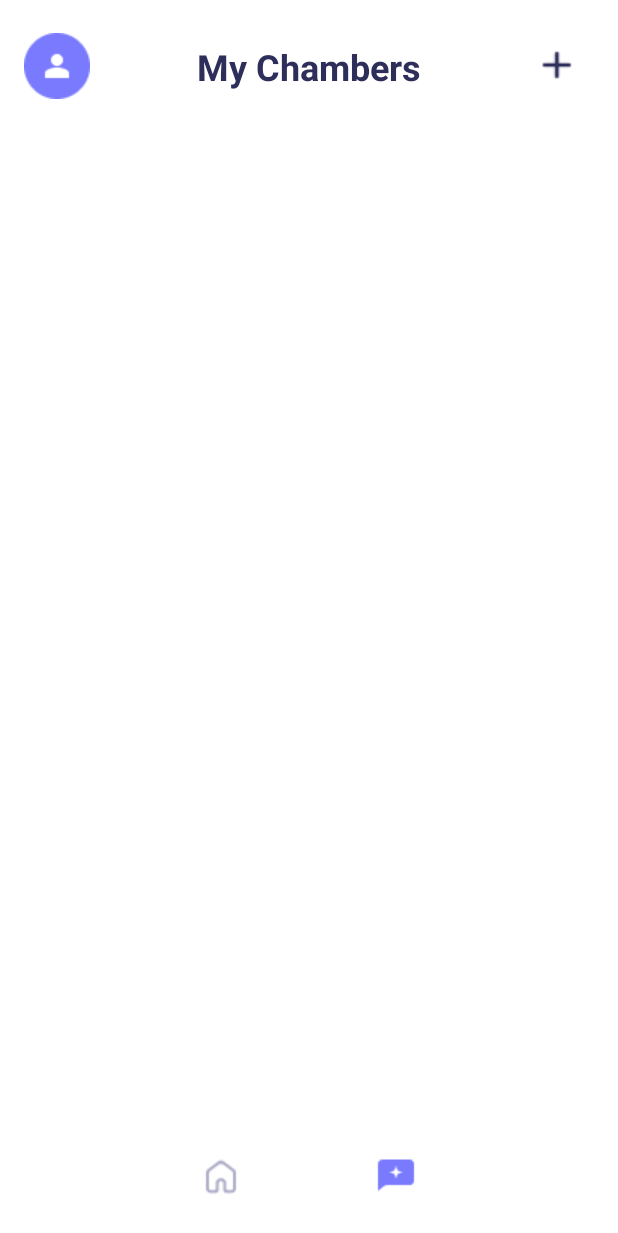
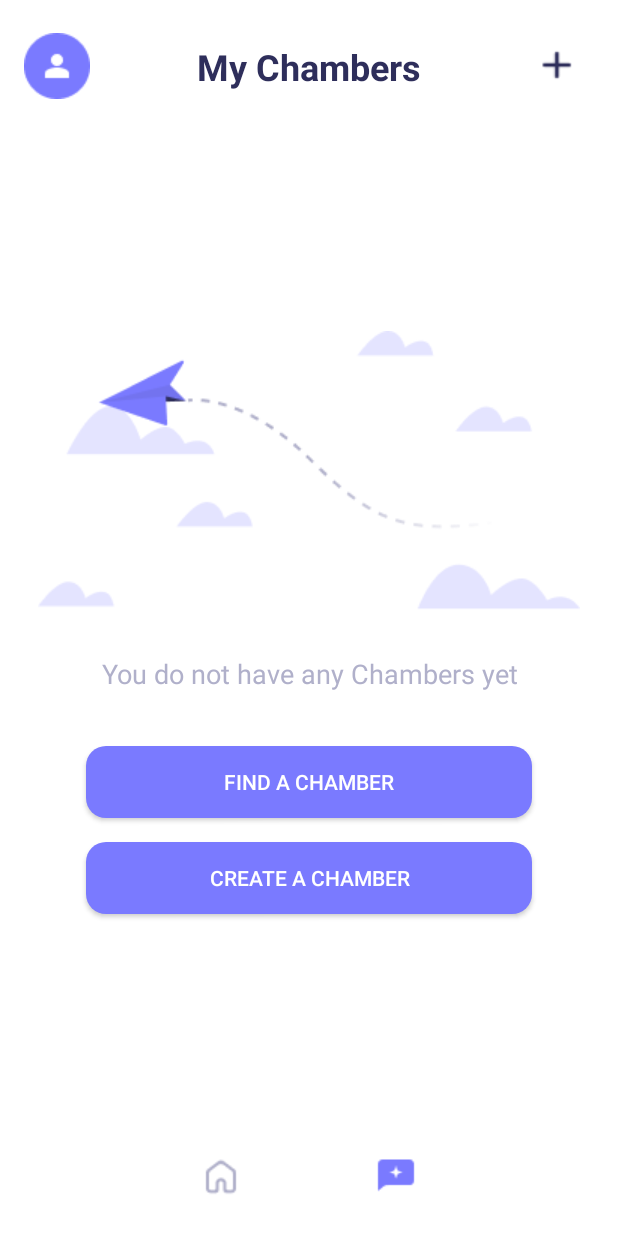
Before and after one commit to fauxriarty/Chamberly, an Android app built with Jetpack Compose: the ActiveChambersActivity screen opened directly, with no data from a screen before it, on a phone screen of 412 x 824 dp. Shown: the top 1233 px of the screen. Run offline under Robolectric (Android 15) with nearby library versions, the light colour scheme and no system bars; our stand-ins replace Firebase (no records; nobody signed in at launch, a user with empty details on screens opened directly).

Commit message:
added an empty chambers screen to ActiveChambersActivitye

```diff
--- a/app/src/main/java/com/company/chamberly/ActiveChambersActivity.kt
+++ b/app/src/main/java/com/company/chamberly/ActiveChambersActivity.kt
@@ -4,15 +4,20 @@ import android.content.Context
 import android.content.Intent
 import android.net.Uri
 import android.os.Bundle
+import android.view.View
+import android.widget.Button
 import android.widget.ImageButton
+import android.widget.RelativeLayout
 import android.widget.Toast
 import androidx.appcompat.app.AppCompatActivity
+import androidx.recyclerview.widget.RecyclerView
 import com.google.firebase.auth.ktx.auth
+import com.google.firebase.firestore.ktx.firestore
 import com.google.firebase.ktx.Firebase
 
 class ActiveChambersActivity : AppCompatActivity() {
     private val auth = Firebase.auth
-
+    private val firestore = Firebase.firestore
 
     // Using View Binding to reference the views
     override fun onCreate(savedInstanceState: Bundle?) {
@@ -20,16 +25,22 @@ class ActiveChambersActivity : AppCompatActivity() {
         setContentView(R.layout.activechambers)
         val homeButton = findViewById<ImageButton>(R.id.homeButton)
 
-        // Set an OnClickListener on the home button
+        val recyclerView = findViewById<RecyclerView>(R.id.rvChambers)
+        val emptyStateView = findViewById<RelativeLayout>(R.id.emptyStateView)
+
+        checkForActiveChambers { hasActiveChambers ->
+            if (hasActiveChambers) {
+                recyclerView.visibility = View.VISIBLE
+                emptyStateView.visibility = View.GONE
+            } else {
+                recyclerView.visibility = View.GONE
+                emptyStateView.visibility = View.VISIBLE
+            }
+        }
+
         homeButton.setOnClickListener {
-            // Create an Intent to start MainActivity
             val intent = Intent(this, MainActivity::class.java)
-            // Start the MainActivity
             startActivity(intent)
-            // Optionally, if you want to clear the activity stack:
-            // intent.flags = Intent.FLAG_ACTIVITY_CLEAR_TOP or Intent.FLAG_ACTIVITY_NEW_TASK
-            // Optionally, if you want to finish the current activity:
-            // finish()
         }
 
         val profilePicButton = findViewById<ImageButton>(R.id.btnProfilePic)
@@ -37,12 +48,22 @@ class ActiveChambersActivity : AppCompatActivity() {
             showProfileOptionsPopup()
         }
 
+        val btnFindChamber = findViewById<Button>(R.id.btnFindChamber)
+        val btnCreateChamber = findViewById<Button>(R.id.btnCreateChamber)
+        btnFindChamber.setOnClickListener {
+            goToSearchActivity()
+        }
+
+        btnCreateChamber.setOnClickListener {
+            goToCreateActivity()
+        }
+
     }
 
     private fun showProfileOptionsPopup() {
         val options = arrayOf("Delete Account", "Show Privacy Policy")
         val builder = AlertDialog.Builder(this)
-        builder.setItems(options) { dialog, which ->
+        builder.setItems(options) { _, which ->
             when (which) {
                 0 -> deleteAccount() // Delete account option
                 1 -> showPrivacyPolicy() // Show privacy policy option
@@ -86,5 +107,33 @@ class ActiveChambersActivity : AppCompatActivity() {
         finish()
     }
 
+    private fun checkForActiveChambers(callback: (Boolean) -> Unit) {
+        val userId = auth.currentUser?.uid
+        if (userId != null) {
+            firestore.collection("chambers")
+                .whereArrayContains("members", userId)
+                .get()
+                .addOnSuccessListener { querySnapshot ->
+                    callback(!querySnapshot.isEmpty) // True if the user is in any chambers
+                }
+                .addOnFailureListener { exception ->
+                    Toast.makeText(this, "Error checking active chambers: ${exception.message}", Toast.LENGTH_SHORT).show()
+                    callback(false) // Handle the error case
+                }
+        } else {
+            callback(false) // No user logged in
+        }
+    }
+
+    private fun goToSearchActivity() {
+        val intent = Intent(this, SearchActivity::class.java)
+        startActivity(intent)
+    }
+
+    private fun goToCreateActivity() {
+        val intent = Intent(this, CreateActivity::class.java)
+        startActivity(intent)
+    }
+
 
 }
--- a/app/src/main/res/layout/activechambers.xml
+++ b/app/src/main/res/layout/activechambers.xml
@@ -54,6 +54,64 @@
         android:layout_marginTop="20dp"
         android:scrollbars="vertical" />
 
+    <RelativeLayout
+        android:id="@+id/emptyStateView"
+        android:layout_width="match_parent"
+        android:layout_height="match_parent"
+        android:visibility="gone"
+        android:layout_below="@id/tvMyChambers">
+
+    <ImageView
+        android:id="@+id/imgEmptyState"
+        android:layout_width="wrap_content"
+        android:layout_height="wrap_content"
+        android:layout_centerHorizontal="true"
+        android:layout_marginTop="160dp"
+        android:src="@drawable/emptystate" />
+
+    <!-- TextView for no chambers message -->
+    <TextView
+        android:id="@+id/txtNoChambers"
+        android:layout_width="wrap_content"
+        android:layout_height="wrap_content"
+        android:layout_below="@id/imgEmptyState"
+        android:textColor="#B0B0CA"
+        android:layout_marginTop="30dp"
+        android:textSize="18sp"
+        android:layout_centerHorizontal="true"
+        android:text="@string/you_do_not_have_any_chambers_yet"
+        android:gravity="center" />
+
+    <!-- Button to find a chamber -->
+    <Button
+        android:id="@+id/btnFindChamber"
+        android:layout_width="297dp"
+        android:textColor="@color/white"
+        android:layout_height="wrap_content"
+        android:layout_marginTop="36dp"
+        android:layout_centerHorizontal="true"
+        android:layout_below="@id/txtNoChambers"
+
+        android:layout_marginLeft="16dp"
+        android:layout_marginRight="16dp"
+        android:text="@string/find_a_chamber"
+        android:background="@drawable/bg_button_placeholder" />
+
+    <Button
+        android:id="@+id/btnCreateChamber"
+        android:layout_width="297dp"
+        android:layout_height="wrap_content"
+        android:layout_centerHorizontal="true"
+        android:layout_below="@id/btnFindChamber"
+        android:layout_marginTop="16dp"
+        android:layout_marginLeft="16dp"
+        android:layout_marginRight="16dp"
+        android:textColor="@color/white"
+        android:text="@string/create_a_chamber"
+        android:background="@drawable/bg_button_placeholder" />
+
+    </RelativeLayout>
+
 
     <LinearLayout
         android:id="@+id/bottomButtonBar"
--- a/app/src/main/res/values/ids.xml
+++ b/app/src/main/res/values/ids.xml
@@ -1,4 +1,5 @@
 <?xml version="1.0" encoding="utf-8"?>
 <resources>
     <item name="coinCount" type="id" />
+    <item name="btnFindChamber" type="id" />
 </resources>
--- a/app/src/main/res/values/strings.xml
+++ b/app/src/main/res/values/strings.xml
@@ -44,4 +44,5 @@
     <string name="skip_the_chamber">Skip the Chamber</string>
     <string name="join_the_chamber">Join the Chamber  </string>
     <string name="joinchamber"><![CDATA[Join the Chamber   ]]></string>
+    <string name="you_do_not_have_any_chambers_yet">You do not have any Chambers yet</string>
 </resources>
```
Also changed, not shown: app/src/main/java/com/company/chamberly/KolodaAdapter.kt (added, +26 -0 lines), app/src/main/res/drawable/notification_badge.xml (added, +13 -0 lines), app/src/main/res/layout/item_chamber.xml (added, +65 -0 lines), app/src/main/res/drawable/emptystate.png (added).
